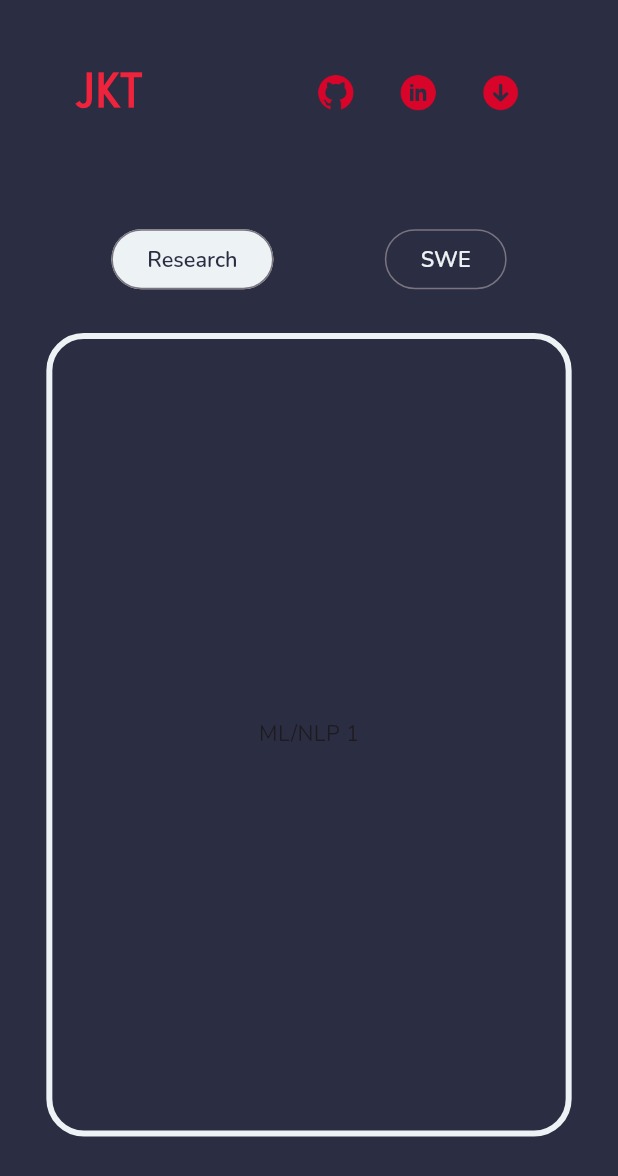
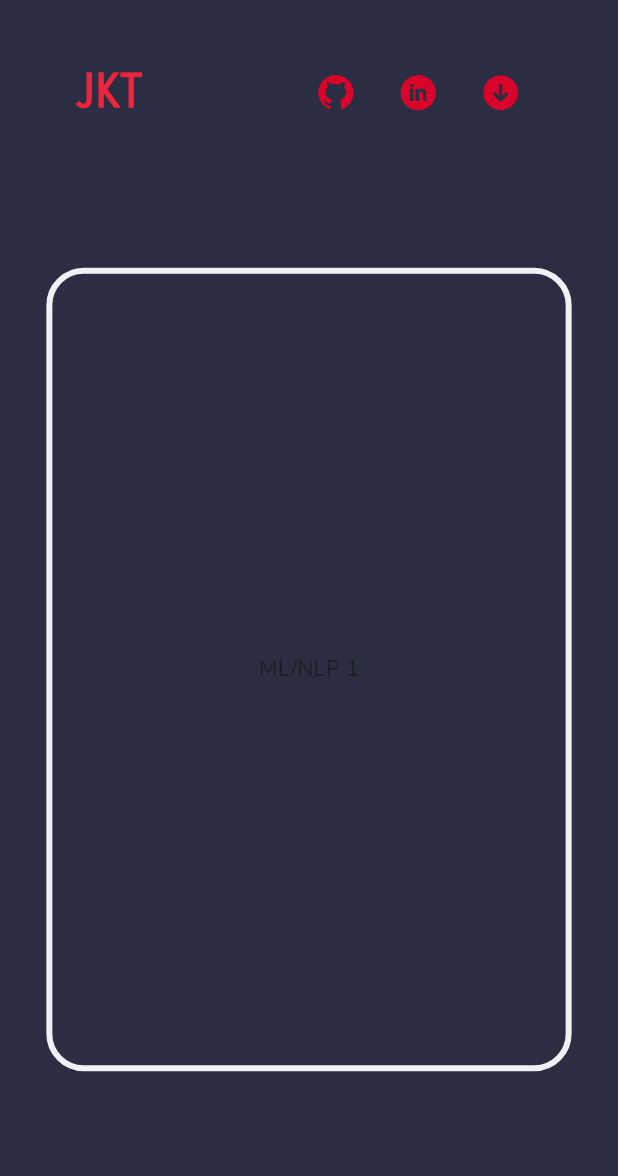
Before and after one commit to jk-tripathy/jk-tripathy.github.io, a Flutter app: the ProjectsView screen opened by its route, on a phone screen of 412 x 824 dp. Shown: the top 1176 px of the screen. Run offline on Flutter 3.47's test engine with Material 3 defaults, Android fonts, the phone set to English and light mode, and no system bars; our stand-ins replace go_router; missing offline and left inert: dart:html.

Commit message:
feat: remove project categories

```diff
--- a/lib/data/projects.dart
+++ b/lib/data/projects.dart
@@ -1,5 +1,4 @@
-const Map<String, List<Map<String, String>>> project_list = {
-  'Research': [
+const List<Map<String, String>> project_list = [
   {
     'title': 'ML/NLP 1',
     'content': 'This is a project for ML/NLP 1.',
@@ -16,19 +15,4 @@ const Map<String, List<Map<String, String>>> project_list = {
     'title': 'ML/NLP 4',
     'content': 'This is a project for ML/NLP 4.',
   },
-  ],
-  'SWE': [
-    {
-      'title': 'SWE 1',
-      'content': 'This is a project for SWE 1.',
-    },
-    {
-      'title': 'SWE 2',
-      'content': 'This is a project for SWE 2.',
-    },
-    {
-      'title': 'SWE 3',
-      'content': 'This is a project for SWE 3.',
-    },
-  ],
-};
+];
--- a/lib/screens/projects.dart
+++ b/lib/screens/projects.dart
@@ -14,22 +14,16 @@ class ProjectsView extends StatefulWidget {
 
 class _ProjectsViewState extends State<ProjectsView>
     with TickerProviderStateMixin {
-  late final List<Map<String, String>> research_projects;
-  late final List<Map<String, String>> swe_projects;
   late PageController _pageViewController;
   late TabController _tabController;
 
-  int _currentProjectIndex = 0;
   int _currentPageIndex = 0;
 
   @override
   void initState() {
     super.initState();
-    research_projects = project_list['Research']!;
-    swe_projects = project_list['SWE']!;
     _pageViewController = PageController();
-    _tabController =
-        TabController(length: research_projects.length, vsync: this);
+    _tabController = TabController(length: project_list.length, vsync: this);
   }
 
   @override
@@ -57,54 +51,7 @@ class _ProjectsViewState extends State<ProjectsView>
                   mainAxisSize: MainAxisSize.max,
                   mainAxisAlignment: MainAxisAlignment.spaceEvenly,
                   children: [
-                    Row(
-                      mainAxisSize: MainAxisSize.max,
-                      mainAxisAlignment: MainAxisAlignment.spaceEvenly,
-                      children: [
-                        OutlinedButton(
-                          onPressed: () {
-                            setState(() {
-                              _currentProjectIndex = 0;
-                              _pageViewController.jumpToPage(0);
-                              _tabController = TabController(
-                                  length: research_projects.length,
-                                  vsync: this);
-                            });
-                          },
-                          style: OutlinedButton.styleFrom(
-                            foregroundColor: _currentProjectIndex == 0
-                                ? Theme.of(context).primaryColorDark
-                                : Theme.of(context).primaryColorLight,
-                            backgroundColor: _currentProjectIndex == 0
-                                ? Theme.of(context).primaryColorLight
-                                : Theme.of(context).primaryColorDark,
-                          ),
-                          child: const Text('Research'),
-                        ),
-                        OutlinedButton(
-                          onPressed: () {
-                            setState(() {
-                              _currentProjectIndex = 1;
-                              _pageViewController.jumpToPage(0);
-                              _tabController = TabController(
-                                  length: swe_projects.length, vsync: this);
-                            });
-                          },
-                          style: OutlinedButton.styleFrom(
-                            foregroundColor: _currentProjectIndex == 1
-                                ? Theme.of(context).primaryColorDark
-                                : Theme.of(context).primaryColorLight,
-                            backgroundColor: _currentProjectIndex == 1
-                                ? Theme.of(context).primaryColorLight
-                                : Theme.of(context).primaryColorDark,
-                          ),
-                          child: const Text('SWE'),
-                        ),
-                      ],
-                    ),
                     CustomHero(
-                      child: Padding(
-                        padding: const EdgeInsets.only(bottom: 16.0),
                       child: Container(
                         width: MediaQuery.of(context).size.width * 0.85,
                         height: constraints.maxWidth < mobileWidth
@@ -122,20 +69,7 @@ class _ProjectsViewState extends State<ProjectsView>
                         child: PageView(
                           controller: _pageViewController,
                           onPageChanged: _handlePageViewChanged,
-                              children: [
-                                if (_currentProjectIndex == 0)
-                                  ...research_projects.map((project) {
-                                    return Center(
-                                      child: Text(project['title']!),
-                                    );
-                                  }),
-                                if (_currentProjectIndex == 1)
-                                  ...swe_projects.map((project) {
-                                    return Center(
-                                      child: Text(project['title']!),
-                                    );
-                                  }),
-                              ]),
+                          children: PageViewContent(context),
                         ),
                       ),
                     ),
@@ -156,20 +90,11 @@ class _ProjectsViewState extends State<ProjectsView>
   }
 
   List<Widget> PageViewContent(BuildContext context) {
-    if (_currentProjectIndex == 0) {
-      return research_projects.map((project) {
+    return project_list.map((project) {
       return Center(
         child: Text(project['title']!),
       );
     }).toList();
-    } else if (_currentProjectIndex == 1) {
-      return swe_projects.map((project) {
-        return Center(
-          child: Text(project['title']!),
-        );
-      }).toList();
-    }
-    return [];
   }
 
   void _handlePageViewChanged(int currentPageIndex) {
```
Lines whose indentation alone changed are shown as unchanged.
